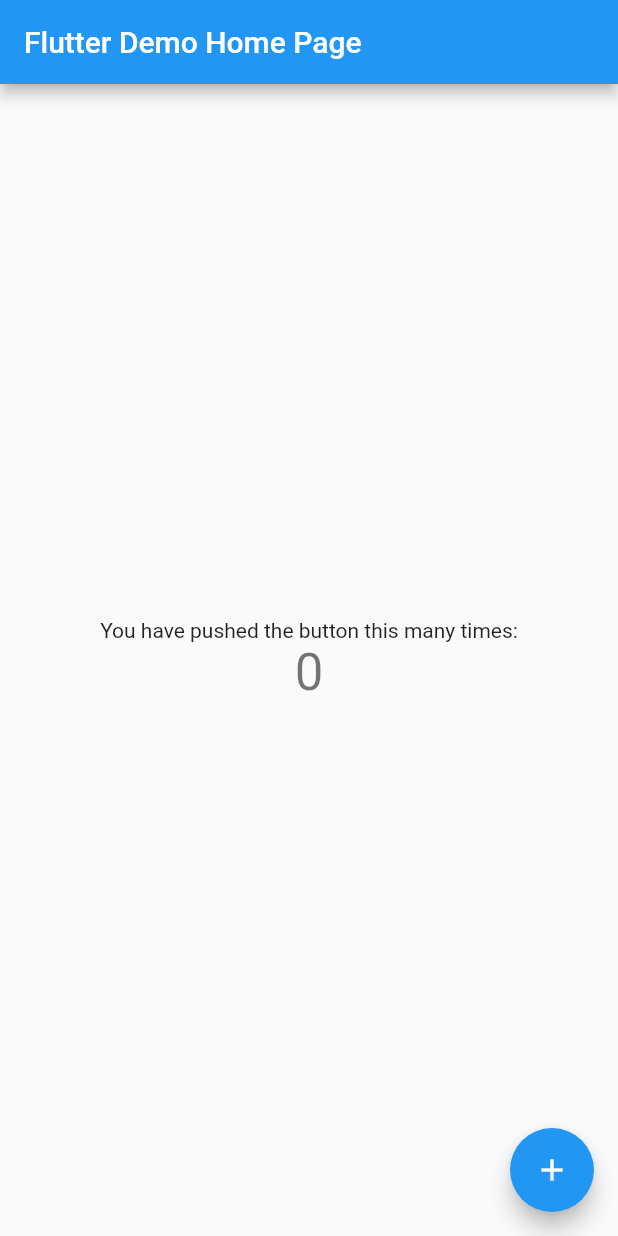
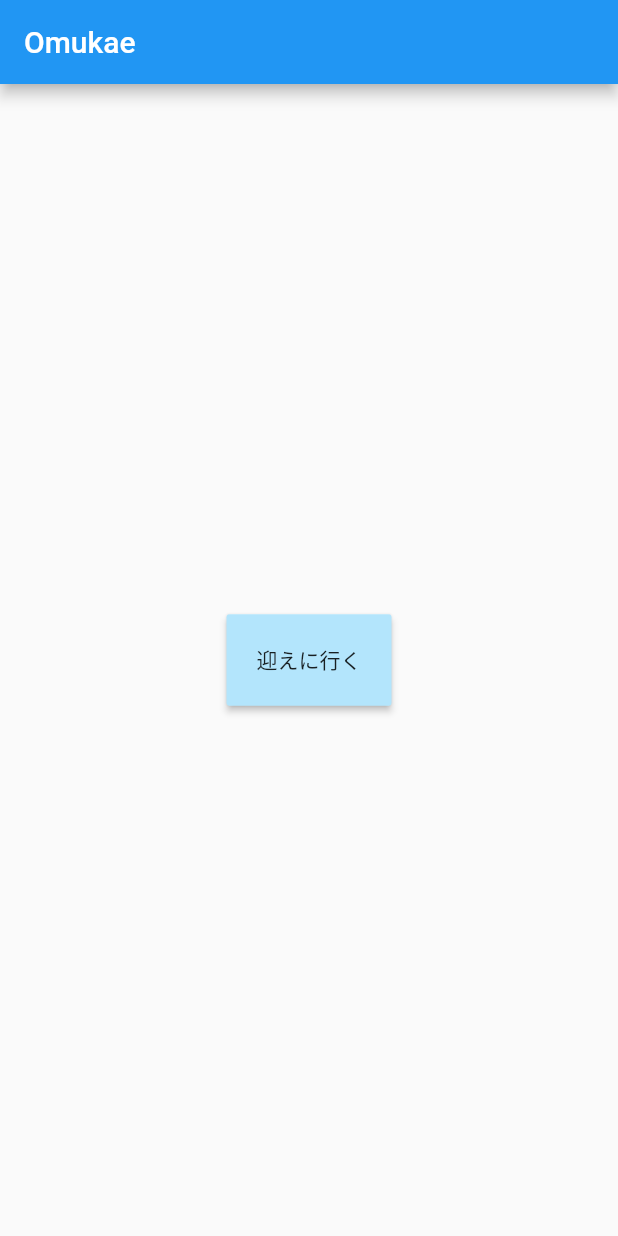
Before and after one commit to noboru-i/omukae, a Flutter app: the screen it shows after launch, on a phone screen of 412 x 824 dp. Run offline on Flutter 3.47's test engine with Material 2 defaults, Android fonts, the phone set to English and light mode, and no system bars.

Commit message:
split files

```diff
--- a/lib/main.dart
+++ b/lib/main.dart
@@ -1,111 +1,4 @@
 import 'package:flutter/material.dart';
+import 'package:omukae/omukae_app.dart';
 
-void main() => runApp(MyApp());
-
-class MyApp extends StatelessWidget {
-  // This widget is the root of your application.
-  @override
-  Widget build(BuildContext context) {
-    return MaterialApp(
-      title: 'Flutter Demo',
-      theme: ThemeData(
-        // This is the theme of your application.
-        //
-        // Try running your application with "flutter run". You'll see the
-        // application has a blue toolbar. Then, without quitting the app, try
-        // changing the primarySwatch below to Colors.green and then invoke
-        // "hot reload" (press "r" in the console where you ran "flutter run",
-        // or simply save your changes to "hot reload" in a Flutter IDE).
-        // Notice that the counter didn't reset back to zero; the application
-        // is not restarted.
-        primarySwatch: Colors.blue,
-      ),
-      home: MyHomePage(title: 'Flutter Demo Home Page'),
-    );
-  }
-}
-
-class MyHomePage extends StatefulWidget {
-  MyHomePage({Key key, this.title}) : super(key: key);
-
-  // This widget is the home page of your application. It is stateful, meaning
-  // that it has a State object (defined below) that contains fields that affect
-  // how it looks.
-
-  // This class is the configuration for the state. It holds the values (in this
-  // case the title) provided by the parent (in this case the App widget) and
-  // used by the build method of the State. Fields in a Widget subclass are
-  // always marked "final".
-
-  final String title;
-
-  @override
-  _MyHomePageState createState() => _MyHomePageState();
-}
-
-class _MyHomePageState extends State<MyHomePage> {
-  int _counter = 0;
-
-  void _incrementCounter() {
-    setState(() {
-      // This call to setState tells the Flutter framework that something has
-      // changed in this State, which causes it to rerun the build method below
-      // so that the display can reflect the updated values. If we changed
-      // _counter without calling setState(), then the build method would not be
-      // called again, and so nothing would appear to happen.
-      _counter++;
-    });
-  }
-
-  @override
-  Widget build(BuildContext context) {
-    // This method is rerun every time setState is called, for instance as done
-    // by the _incrementCounter method above.
-    //
-    // The Flutter framework has been optimized to make rerunning build methods
-    // fast, so that you can just rebuild anything that needs updating rather
-    // than having to individually change instances of widgets.
-    return Scaffold(
-      appBar: AppBar(
-        // Here we take the value from the MyHomePage object that was created by
-        // the App.build method, and use it to set our appbar title.
-        title: Text(widget.title),
-      ),
-      body: Center(
-        // Center is a layout widget. It takes a single child and positions it
-        // in the middle of the parent.
-        child: Column(
-          // Column is also layout widget. It takes a list of children and
-          // arranges them vertically. By default, it sizes itself to fit its
-          // children horizontally, and tries to be as tall as its parent.
-          //
-          // Invoke "debug painting" (press "p" in the console, choose the
-          // "Toggle Debug Paint" action from the Flutter Inspector in Android
-          // Studio, or the "Toggle Debug Paint" command in Visual Studio Code)
-          // to see the wireframe for each widget.
-          //
-          // Column has various properties to control how it sizes itself and
-          // how it positions its children. Here we use mainAxisAlignment to
-          // center the children vertically; the main axis here is the vertical
-          // axis because Columns are vertical (the cross axis would be
-          // horizontal).
-          mainAxisAlignment: MainAxisAlignment.center,
-          children: <Widget>[
-            Text(
-              'You have pushed the button this many times:',
-            ),
-            Text(
-              '$_counter',
-              style: Theme.of(context).textTheme.display1,
-            ),
-          ],
-        ),
-      ),
-      floatingActionButton: FloatingActionButton(
-        onPressed: _incrementCounter,
-        tooltip: 'Increment',
-        child: Icon(Icons.add),
-      ), // This trailing comma makes auto-formatting nicer for build methods.
-    );
-  }
-}
+void main() => runApp(OmukaeApp());
--- /dev/null
+++ b/lib/omukae_app.dart
@@ -0,0 +1,15 @@
+import 'package:flutter/material.dart';
+import 'package:omukae/pages/welcome_page.dart';
+
+class OmukaeApp extends StatelessWidget {
+  @override
+  Widget build(BuildContext context) {
+    return MaterialApp(
+      title: 'Omukae',
+      theme: ThemeData(
+        primarySwatch: Colors.blue,
+      ),
+      home: WelcomePage(),
+    );
+  }
+}
--- /dev/null
+++ b/lib/pages/welcome_page.dart
@@ -0,0 +1,30 @@
+import 'package:flutter/material.dart';
+import 'package:omukae/pages/select_target_page.dart';
+
+class WelcomePage extends StatelessWidget {
+  @override
+  Widget build(BuildContext context) {
+    return Scaffold(
+      appBar: AppBar(
+        title: Text('Omukae'),
+      ),
+      body: Center(
+        child: Column(
+          mainAxisAlignment: MainAxisAlignment.center,
+          children: <Widget>[
+            RaisedButton(
+              padding: EdgeInsets.all(20.0),
+              color: Colors.lightBlue[100],
+              onPressed: () {
+                Navigator.push(context, new MaterialPageRoute(
+                    builder: (BuildContext context) => new SelectTargetPage(),
+                ));
+              },
+              child: Text('迎えに行く'),
+            ),
+          ],
+        ),
+      ),
+    );
+  }
+}
```
Also changed, not shown: lib/pages/select_target_page.dart (added, +27 -0 lines), 1 other file.
